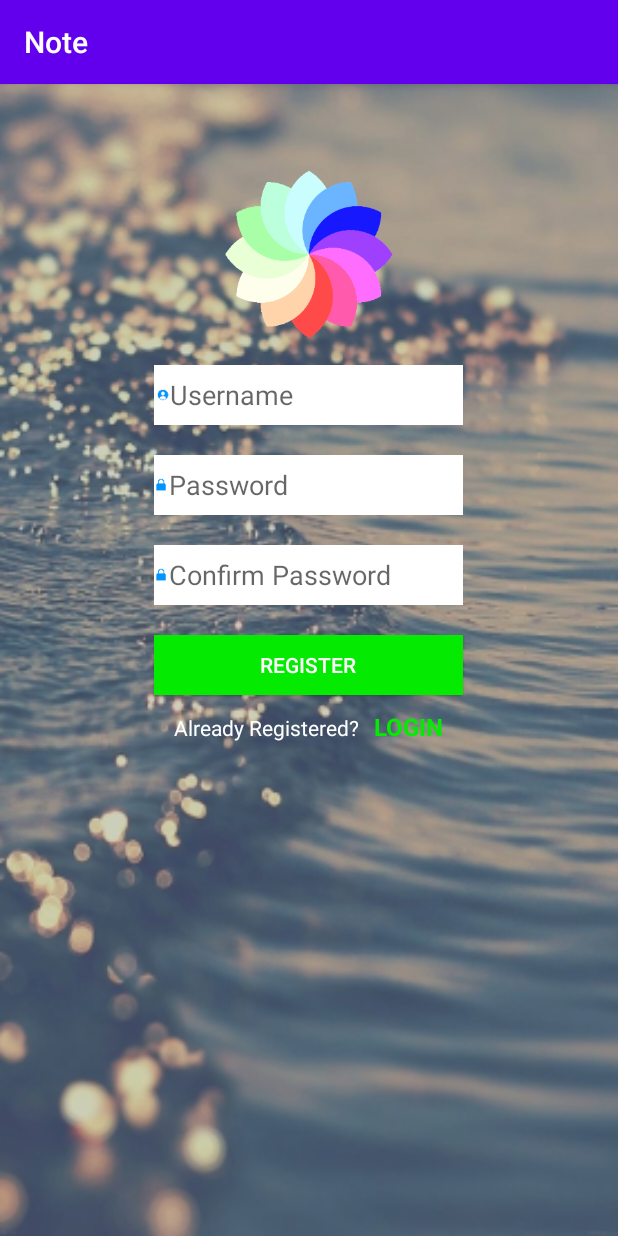
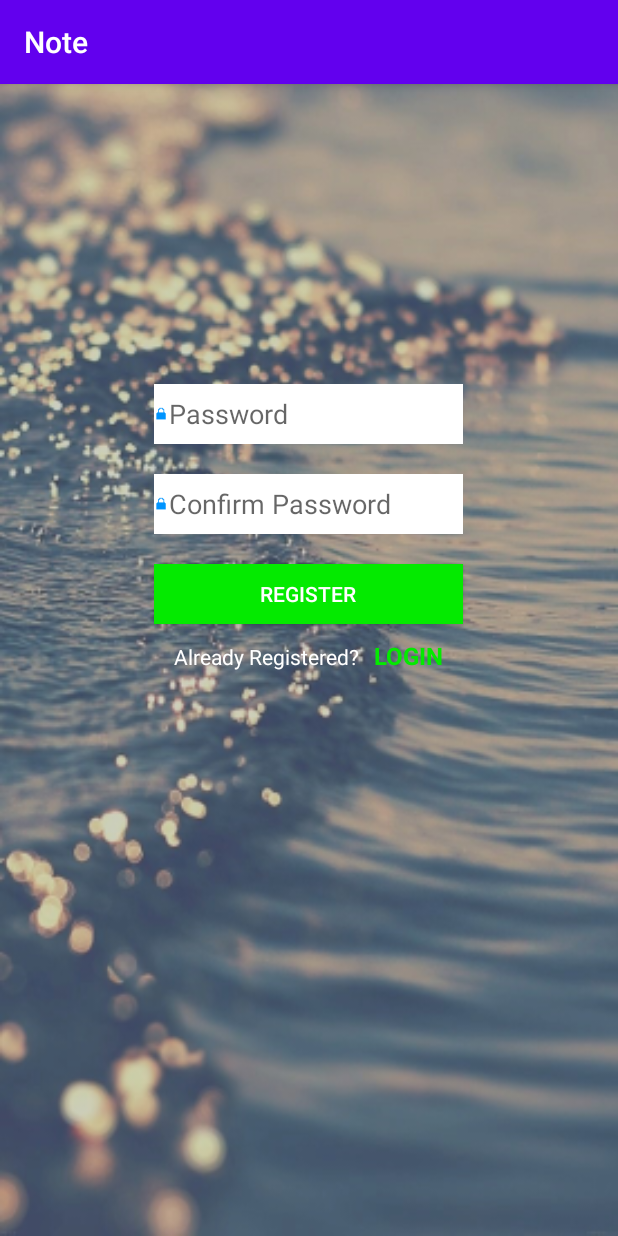
Before and after one commit to k-slonka/note_security_app, an Android app: the screen it shows after launch (RegisterActivity), after a tap on "Register", on a phone screen of 412 x 824 dp. Run offline under Robolectric (Android 15) with nearby library versions, the phone set to English and light mode, and no system bars.

Commit message:
delate unnecessary comment

```diff
--- a/app/src/main/java/com/example/note/LoginActivity.java
+++ b/app/src/main/java/com/example/note/LoginActivity.java
@@ -22,15 +22,12 @@ import javax.crypto.SecretKey;
 import javax.crypto.spec.GCMParameterSpec;
 
 public class LoginActivity extends AppCompatActivity {
-    EditText mTextUsername;
     EditText mTextPassword;
     Button mButtonLogin;
     TextView mTextViewRegister;
     DatabaseHelper2 db;
-    ViewGroup progressView;
     private EditText editor;
     static String pwd2;
-    protected boolean isProgressShowing = false;
 
     @Override
     protected void onCreate(Bundle savedInstanceState) {
@@ -39,7 +36,6 @@ public class LoginActivity extends AppCompatActivity {
 
 
         db = new DatabaseHelper2(this);
-        mTextUsername = (EditText)findViewById(R.id.edittext_username);
         mTextPassword = (EditText)findViewById(R.id.edittext_password);
         mButtonLogin = (Button)findViewById(R.id.button_login);
         mTextViewRegister = (TextView)findViewById(R.id.textview_register);
@@ -57,11 +53,8 @@ public class LoginActivity extends AppCompatActivity {
             public void onClick(View view) {
                 editor = findViewById(R.id.edittext_password);
                 String pwd = editor.getText().toString().trim();
-
                 try {
-
                     Boolean res = db.checkUser(pwd);
-
                     setPwd(pwd);
 
                 if(res == true)
@@ -79,12 +72,10 @@ public class LoginActivity extends AppCompatActivity {
         });
     }
 
-    // Getter
     public static String getPwd() {
         return pwd2;
     }
 
-    // Setter
     public void setPwd(String pwd2) {
         this.pwd2 = pwd2;
     }
@@ -94,13 +85,11 @@ public class LoginActivity extends AppCompatActivity {
         final HashMap<String, byte[]> map = new HashMap<String, byte[]>();
         try
         {
-            //Get the key
             final KeyStore keyStore = KeyStore.getInstance("AndroidKeyStore");
             keyStore.load(null);
             final KeyStore.SecretKeyEntry secretKeyEntry = (KeyStore.SecretKeyEntry)keyStore.getEntry("MyKeyAlias", null);
             final SecretKey secretKey = secretKeyEntry.getSecretKey();
 
-            //Encrypt data
             final Cipher cipher = Cipher.getInstance("AES/GCM/NoPadding");
             cipher.init(Cipher.ENCRYPT_MODE, secretKey);
             final byte[] ivBytes = cipher.getIV();
@@ -115,7 +104,4 @@ public class LoginActivity extends AppCompatActivity {
 
         return map;
     }
-
-
-
 }
--- a/app/src/main/java/com/example/note/MainActivity.java
+++ b/app/src/main/java/com/example/note/MainActivity.java
@@ -14,7 +14,6 @@ import androidx.appcompat.widget.Toolbar;
 import androidx.loader.app.LoaderManager;
 import androidx.loader.content.CursorLoader;
 import androidx.loader.content.Loader;
-import android.util.Log;
 import android.view.View;
 import android.view.Menu;
 import android.view.MenuItem;
@@ -89,12 +88,10 @@ public class MainActivity extends AppCompatActivity implements LoaderManager.Loa
         values.put(DBOpenHelper.NOTE_TEXT, noteText);
 
         Uri noteUri = getContentResolver().insert(NotesProvider.CONTENT_URI,values);
-        Log.d(TAG, "Inserted note" +noteUri.getLastPathSegment());
     }
 
     @Override
     public boolean onCreateOptionsMenu(Menu menu) {
-        // Inflate the menu; this adds items to the action bar if it is present.
         getMenuInflater().inflate(R.menu.menu_main, menu);
         return true;
     }
--- a/app/src/main/java/com/example/note/NotesCursorAdapter.java
+++ b/app/src/main/java/com/example/note/NotesCursorAdapter.java
@@ -22,9 +22,6 @@ public class NotesCursorAdapter extends CursorAdapter{
     public void bindView(View view, Context context, Cursor cursor) {
 
         String noteText = cursor.getString( cursor.getColumnIndex(DBOpenHelper.NOTE_TEXT) );
-
-//        noteText="tekst notatki";
-
         int pos = noteText.indexOf(10);
         if(pos != -1) {
             noteText = noteText.substring(0, pos)+ " ...";
--- a/app/src/main/java/com/example/note/RegisterActivity.java
+++ b/app/src/main/java/com/example/note/RegisterActivity.java
@@ -2,12 +2,9 @@ package com.example.note;
 
 import androidx.annotation.RequiresApi;
 import androidx.appcompat.app.AppCompatActivity;
-
 import android.os.Build;
 import android.os.Bundle;
-
 import android.content.Intent;
-import android.os.Bundle;
 import android.security.keystore.KeyGenParameterSpec;
 import android.security.keystore.KeyProperties;
 import android.view.View;
@@ -15,21 +12,15 @@ import android.widget.Button;
 import android.widget.EditText;
 import android.widget.TextView;
 import android.widget.Toast;
-
-import androidx.appcompat.app.AppCompatActivity;
-
 import java.io.UnsupportedEncodingException;
 import java.security.KeyStore;
 import java.util.HashMap;
-
 import javax.crypto.Cipher;
 import javax.crypto.KeyGenerator;
 import javax.crypto.SecretKey;
-import javax.crypto.spec.GCMParameterSpec;
 
 public class RegisterActivity extends AppCompatActivity {
     DatabaseHelper2 db;
-    EditText mTextUsername;
     EditText mTextPassword;
     EditText mTextCnfPassword;
     Button mButtonRegister;
@@ -42,7 +33,6 @@ public class RegisterActivity extends AppCompatActivity {
         setContentView(R.layout.activity_register);
 
         db = new DatabaseHelper2(this);
-        mTextUsername = (EditText)findViewById(R.id.edittext_username);
         mTextPassword = (EditText)findViewById(R.id.edittext_password);
         mTextCnfPassword = (EditText)findViewById(R.id.edittext_cnf_password);
         mButtonRegister = (Button)findViewById(R.id.button_register);
@@ -59,7 +49,6 @@ public class RegisterActivity extends AppCompatActivity {
             @RequiresApi(api = Build.VERSION_CODES.M)
             @Override
             public void onClick(View view) {
-                String user = mTextUsername.getText().toString().trim();
                 String pwd = mTextPassword.getText().toString().trim();
                 String cnf_pwd = mTextCnfPassword.getText().toString().trim();
 
@@ -74,10 +63,7 @@ public class RegisterActivity extends AppCompatActivity {
                             Toast.makeText(RegisterActivity.this, "Możesz tylko raz sie zarejestrować", Toast.LENGTH_SHORT).show();
                         }else{
                             Toast.makeText(RegisterActivity.this, "Zarejestrowano użytkowanika", Toast.LENGTH_SHORT).show();
-
                         }
-
-
                     } catch (UnsupportedEncodingException e) {
                         e.printStackTrace();
                     }
@@ -117,13 +103,11 @@ public class RegisterActivity extends AppCompatActivity {
         final HashMap<String, byte[]> map = new HashMap<String, byte[]>();
         try
         {
-            //Get the key
             final KeyStore keyStore = KeyStore.getInstance("AndroidKeyStore");
             keyStore.load(null);
             final KeyStore.SecretKeyEntry secretKeyEntry = (KeyStore.SecretKeyEntry)keyStore.getEntry("MyKeyAlias", null);
             final SecretKey secretKey = secretKeyEntry.getSecretKey();
 
-            //Encrypt data
             final Cipher cipher = Cipher.getInstance("AES/GCM/NoPadding");
             cipher.init(Cipher.ENCRYPT_MODE, secretKey);
             final byte[] ivBytes = cipher.getIV();
--- a/app/src/main/res/layout/activity_register.xml
+++ b/app/src/main/res/layout/activity_register.xml
@@ -9,27 +9,15 @@
     android:gravity="center_horizontal"
     tools:context="com.example.note.LoginActivity">
 
-    <ImageView
-        android:layout_width="wrap_content"
-        android:layout_height="127dp"
-        android:layout_marginTop="50dp"
-        app:srcCompat="@drawable/logo"/>
 
-    <EditText
-        android:id="@+id/edittext_username"
-        android:layout_width="206dp"
-        android:layout_height="40dp"
-        android:layout_marginTop="10dp"
-        android:paddingLeft="2dp"
-        android:background="#ffffff"
-        android:drawableLeft="@drawable/username"
-        android:hint="@string/username"/>
+
+
 
     <EditText
         android:id="@+id/edittext_password"
         android:layout_width="206dp"
         android:layout_height="40dp"
-        android:layout_marginTop="20dp"
+        android:layout_marginTop="200dp"
         android:background="#ffffff"
         android:drawableLeft="@drawable/password"
         android:hint="@string/password"/>
```
Also changed, not shown: app/src/main/java/com/example/note/ChangePassword.java (+0 -12 lines), app/src/main/java/com/example/note/DatabaseHelper2.java (+3 -113 lines), app/src/main/java/com/example/note/EditorActivity.java (+1 -21 lines), app/src/main/res/layout/activity_change_password.xml (+1 -8 lines), app/src/main/res/layout/activity_editor.xml (+0 -32 lines), app/src/main/res/layout/activity_login.xml (+1 -20 lines).
